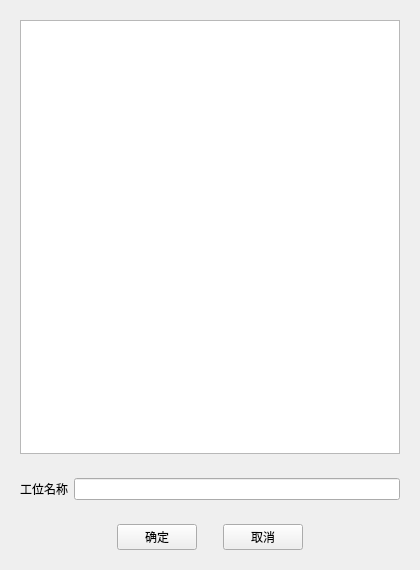
Qt form src/ui/StationSet/StationAttribute.ui (BlackFrogZQ/test) before a commit.
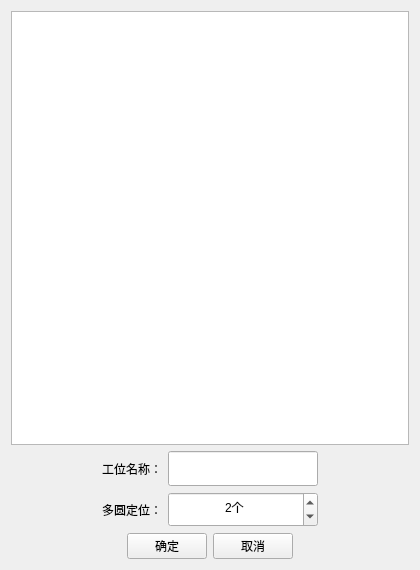
The same form after that commit.

Commit message: 重构部分CSetStationDialog

```diff
--- a/src/ui/StationSet/StationAttribute.ui
+++ b/src/ui/StationSet/StationAttribute.ui
@@ -25,35 +25,54 @@
   <property name="windowTitle">
    <string>工位属性</string>
   </property>
-  <layout class="QVBoxLayout" name="verticalLayout_2">
-   <item>
-    <widget class="QWidget" name="widget" native="true">
      <layout class="QVBoxLayout" name="verticalLayout">
       <item>
        <widget class="QTableWidget" name="Table_Abute"/>
       </item>
-     </layout>
-    </widget>
-   </item>
    <item>
-    <widget class="QWidget" name="widget_3" native="true">
-     <layout class="QHBoxLayout" name="horizontalLayout_2">
-      <item>
-       <widget class="QLabel" name="label">
-        <property name="text">
-         <string>工位名称</string>
-        </property>
-       </widget>
-      </item>
-      <item>
-       <widget class="QLineEdit" name="lineEdit_StaName"/>
-      </item>
-     </layout>
-    </widget>
-   </item>
-   <item>
-    <widget class="QWidget" name="widget_2" native="true">
      <layout class="QHBoxLayout" name="horizontalLayout">
+     <item>
+      <spacer name="horizontalSpacer_5">
+       <property name="orientation">
+        <enum>Qt::Horizontal</enum>
+       </property>
+       <property name="sizeHint" stdset="0">
+        <size>
+         <width>40</width>
+         <height>20</height>
+        </size>
+       </property>
+      </spacer>
+     </item>
+     <item>
+      <widget class="QLabel" name="label">
+       <property name="text">
+        <string>工位名称：</string>
+       </property>
+      </widget>
+     </item>
+     <item>
+      <widget class="QLineEdit" name="stationName">
+       <property name="sizePolicy">
+        <sizepolicy hsizetype="Preferred" vsizetype="Preferred">
+         <horstretch>0</horstretch>
+         <verstretch>0</verstretch>
+        </sizepolicy>
+       </property>
+       <property name="minimumSize">
+        <size>
+         <width>150</width>
+         <height>35</height>
+        </size>
+       </property>
+       <property name="maximumSize">
+        <size>
+         <width>340</width>
+         <height>50</height>
+        </size>
+       </property>
+      </widget>
+     </item>
       <item>
        <spacer name="horizontalSpacer">
         <property name="orientation">
@@ -67,38 +86,113 @@
         </property>
        </spacer>
       </item>
+    </layout>
+   </item>
+   <item>
+    <layout class="QHBoxLayout" name="horizontalLayout_2">
+     <item>
+      <spacer name="horizontalSpacer_6">
+       <property name="orientation">
+        <enum>Qt::Horizontal</enum>
+       </property>
+       <property name="sizeHint" stdset="0">
+        <size>
+         <width>40</width>
+         <height>20</height>
+        </size>
+       </property>
+      </spacer>
+     </item>
+     <item>
+      <widget class="QLabel" name="label_2">
+       <property name="text">
+        <string>多圆定位：</string>
+       </property>
+      </widget>
+     </item>
+     <item>
+      <widget class="QSpinBox" name="multiCircleCountSB">
+       <property name="sizePolicy">
+        <sizepolicy hsizetype="Preferred" vsizetype="Preferred">
+         <horstretch>0</horstretch>
+         <verstretch>0</verstretch>
+        </sizepolicy>
+       </property>
+       <property name="minimumSize">
+        <size>
+         <width>150</width>
+         <height>35</height>
+        </size>
+       </property>
+       <property name="alignment">
+        <set>Qt::AlignCenter</set>
+       </property>
+       <property name="suffix">
+        <string>个</string>
+       </property>
+       <property name="value">
+        <number>2</number>
+       </property>
+      </widget>
+     </item>
+     <item>
+      <spacer name="horizontalSpacer_2">
+       <property name="orientation">
+        <enum>Qt::Horizontal</enum>
+       </property>
+       <property name="sizeHint" stdset="0">
+        <size>
+         <width>40</width>
+         <height>20</height>
+        </size>
+       </property>
+      </spacer>
+     </item>
+    </layout>
+   </item>
+   <item>
+    <layout class="QHBoxLayout" name="horizontalLayout_3">
+     <item>
+      <spacer name="horizontalSpacer_3">
+       <property name="orientation">
+        <enum>Qt::Horizontal</enum>
+       </property>
+       <property name="sizeHint" stdset="0">
+        <size>
+         <width>40</width>
+         <height>20</height>
+        </size>
+       </property>
+      </spacer>
+     </item>
       <item>
        <widget class="QPushButton" name="btn_ON">
+       <property name="sizePolicy">
+        <sizepolicy hsizetype="Minimum" vsizetype="Preferred">
+         <horstretch>0</horstretch>
+         <verstretch>0</verstretch>
+        </sizepolicy>
+       </property>
         <property name="text">
          <string>确定</string>
         </property>
        </widget>
       </item>
-      <item>
-       <spacer name="horizontalSpacer_3">
-        <property name="orientation">
-         <enum>Qt::Horizontal</enum>
-        </property>
-        <property name="sizeType">
-         <enum>QSizePolicy::Fixed</enum>
-        </property>
-        <property name="sizeHint" stdset="0">
-         <size>
-          <width>20</width>
-          <height>20</height>
-         </size>
-        </property>
-       </spacer>
-      </item>
       <item>
        <widget class="QPushButton" name="btn_OFF">
+       <property name="sizePolicy">
+        <sizepolicy hsizetype="Minimum" vsizetype="Preferred">
+         <horstretch>0</horstretch>
+         <verstretch>0</verstretch>
+        </sizepolicy>
+       </property>
         <property name="text">
          <string>取消</string>
         </property>
        </widget>
       </item>
       <item>
-       <spacer name="horizontalSpacer_2">
+      <spacer name="horizontalSpacer_4">
         <property name="orientation">
          <enum>Qt::Horizontal</enum>
         </property>
@@ -111,7 +205,6 @@
        </spacer>
       </item>
      </layout>
-    </widget>
    </item>
   </layout>
  </widget>
```
Lines whose indentation alone changed are shown as unchanged. The commit also changes 21 other files.
